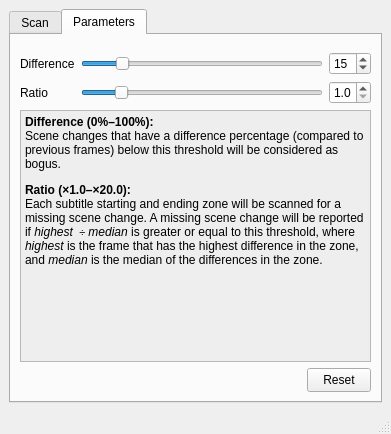
This is vss-companion/scan_scene_changes_window.ui in hiddenspirit/visualsubsync as Qt 5 draws it before an edit. The edited form follows.
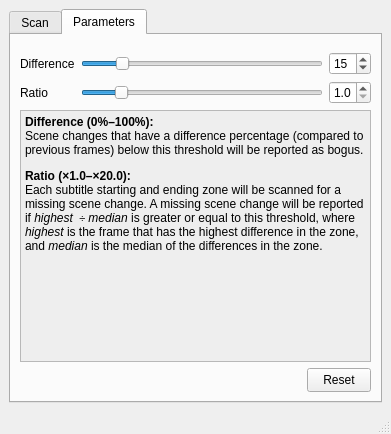
This is the edited form. The open tabs and pages were chosen to show the change.

Commit message: Scene change scanner: right-click menu

```diff
--- a/vss-companion/scan_scene_changes_window.ui
+++ b/vss-companion/scan_scene_changes_window.ui
@@ -331,7 +331,7 @@
 &lt;html&gt;&lt;head&gt;&lt;meta name=&quot;qrichtext&quot; content=&quot;1&quot; /&gt;&lt;style type=&quot;text/css&quot;&gt;
 p, li { white-space: pre-wrap; }
 &lt;/style&gt;&lt;/head&gt;&lt;body style=&quot; font-family:'MS Shell Dlg 2'; font-size:8.25pt; font-weight:400; font-style:normal;&quot; bgcolor=&quot;#eeeeee&quot;&gt;
-&lt;p style=&quot; margin-top:12px; margin-bottom:12px; margin-left:0px; margin-right:0px; -qt-block-indent:0; text-indent:0px;&quot;&gt;&lt;span style=&quot; font-size:9pt; font-weight:600;&quot;&gt;Difference (0%–100%):&lt;br /&gt;&lt;/span&gt;&lt;span style=&quot; font-size:9pt;&quot;&gt;Scene changes that have a difference percentage (compared to previous frames) below this threshold will be considered as bogus.&lt;/span&gt;&lt;/p&gt;
+&lt;p style=&quot; margin-top:12px; margin-bottom:12px; margin-left:0px; margin-right:0px; -qt-block-indent:0; text-indent:0px;&quot;&gt;&lt;span style=&quot; font-size:9pt; font-weight:600;&quot;&gt;Difference (0%–100%):&lt;br /&gt;&lt;/span&gt;&lt;span style=&quot; font-size:9pt;&quot;&gt;Scene changes that have a difference percentage (compared to previous frames) below this threshold will be reported as bogus.&lt;/span&gt;&lt;/p&gt;
 &lt;p style=&quot; margin-top:12px; margin-bottom:12px; margin-left:0px; margin-right:0px; -qt-block-indent:0; text-indent:0px;&quot;&gt;&lt;span style=&quot; font-size:9pt; font-weight:600;&quot;&gt;Ratio (×1.0–×20.0):&lt;br /&gt;&lt;/span&gt;&lt;span style=&quot; font-size:9pt;&quot;&gt;Each subtitle starting and ending zone will be scanned for a missing scene change. A missing scene change will be reported if &lt;/span&gt;&lt;span style=&quot; font-size:9pt; font-style:italic;&quot;&gt;highest &lt;/span&gt;&lt;span style=&quot; font-size:8pt;&quot;&gt; ÷ &lt;/span&gt;&lt;span style=&quot; font-size:9pt; font-style:italic;&quot;&gt;median&lt;/span&gt;&lt;span style=&quot; font-size:9pt;&quot;&gt; is greater or equal to this threshold, where &lt;/span&gt;&lt;span style=&quot; font-size:9pt; font-style:italic;&quot;&gt;highest&lt;/span&gt;&lt;span style=&quot; font-size:9pt;&quot;&gt; is the frame that has the highest difference in the zone, and &lt;/span&gt;&lt;span style=&quot; font-size:9pt; font-style:italic;&quot;&gt;median&lt;/span&gt;&lt;span style=&quot; font-size:9pt;&quot;&gt; is the median of the differences in the zone.&lt;/span&gt;&lt;/p&gt;&lt;/body&gt;&lt;/html&gt;</string>
             </property>
            </widget>
```
Left out of the diff: 17 changed lines with no effect on the pictures. The commit also changes 4 other files.
